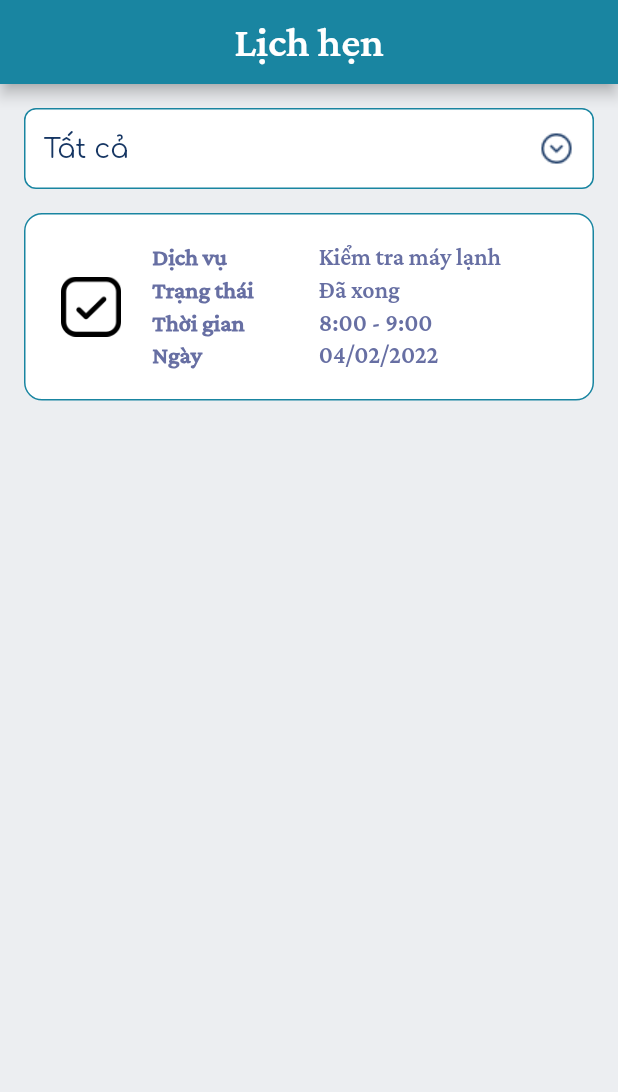
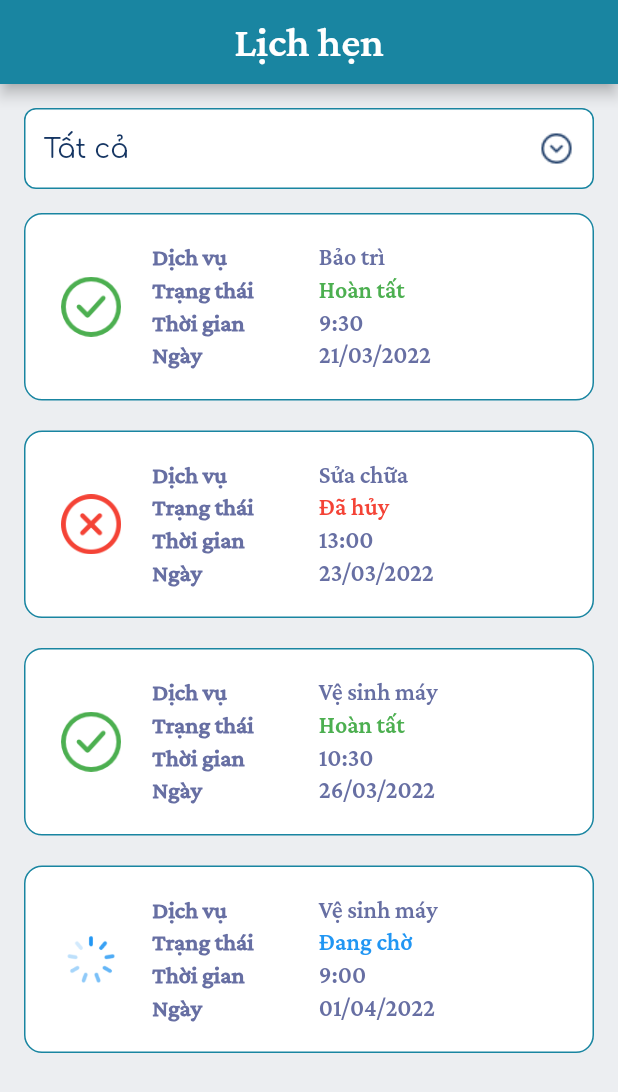
Before and after one commit to rentaneko/acs_system, a Flutter app: the AppointmentScreen screen opened directly, on a phone screen of 412 x 824 dp. Shown: the top 1092 px of the screen. Run offline on Flutter 3.47's test engine with Material 2 defaults, Android fonts, the phone set to English and light mode, and no system bars; our stand-ins replace get, introduction_screen, loading_indicator; missing offline and left inert: pandabar; network calls fail; statements that could not run were skipped.

Commit message:
update ver 0.1.1
- gắn data giả, setup đầy đủ

```diff
--- a/lib/controller/basic_controller.dart
+++ b/lib/controller/basic_controller.dart
@@ -18,7 +18,8 @@ class BasicController extends GetxController {
   var listCities = <City>[].obs;
   var listDistrics = <Distric>[].obs;
   var listWards = <Ward>[].obs;
-  var listService = <ServiceModel>[].obs;
+  var listServices = <ServiceModel>[].obs;
+  var serviceSelected = ''.obs;
   var isLoading = true.obs;
 
 // lấy danh sách thành phố
@@ -106,13 +107,22 @@ class BasicController extends GetxController {
             typeId: json[i]['type_id'].toString(),
             status: json[i]['status'].toString(),
           );
-          listService.add(service);
+          listServices.add(service);
         }
+        print(listServices.length);
       }
     } catch (e) {
       log('Error fetchService at Basic Controller');
       log(e.toString());
     }
+  }
+
+  void setServiceSelected(String value) {
+    serviceSelected.value = value;
+  }
+
+  Future<void> initialValue() async {
+    serviceSelected.value = listServices[0].id;
   }
 
   @override
@@ -123,8 +133,10 @@ class BasicController extends GetxController {
         fetchAllDistric(),
         fetchAllWard(),
         fetchService(),
+        initialValue(),
       ],
     );
+
     isLoading.value = false;
     super.onInit();
   }
--- a/lib/controller/controller_binding.dart
+++ b/lib/controller/controller_binding.dart
@@ -6,6 +6,6 @@ class ControllerBinding extends Bindings {
   @override
   void dependencies() {
     Get.put(BasicController());
-    Get.put(BookingController());
+    // Get.put(BookingController());
   }
 }
--- /dev/null
+++ b/lib/models/dummy_data.dart
@@ -0,0 +1,74 @@
+import 'package:acs_1/models/appointment.dart';
+import 'package:acs_1/models/order_detail.dart';
+
+var listAppointment = [
+  Appointment(
+    fullname: 'Anh Ngọc',
+    phone: '0897465132',
+    address: '98/23 đường Ngô Quyền phường 10 quận 5',
+    date: '21/03/2022',
+    time: '9:30',
+    quantity: '3',
+    serviceType: 'Bảo trì',
+    status: 'Hoàn tất',
+  ),
+  Appointment(
+    fullname: 'Chị Uyên',
+    phone: '0378285566',
+    address: '213 đường S11 phường Tây thạnh quận tân phú',
+    date: '23/03/2022',
+    time: '13:00',
+    quantity: '1',
+    serviceType: 'Sửa chữa',
+    status: 'Đã hủy',
+  ),
+  Appointment(
+    fullname: 'Anh Tuấn',
+    phone: '1234567890',
+    address: '45/67/32 đường sơn kỳ phường sơn kỳ quận tân phú',
+    date: '26/03/2022',
+    time: '10:30',
+    quantity: '2',
+    serviceType: 'Vệ sinh máy',
+    status: 'Hoàn tất',
+  ),
+  Appointment(
+    fullname: 'Anh Tùng',
+    phone: '0987654321',
+    address: '78 đường kinh dương vương phường an lạc quận bình tân',
+    date: '01/04/2022',
+    time: '9:00',
+    quantity: '2',
+    serviceType: 'Vệ sinh máy',
+    status: 'Đang chờ',
+  ),
+];
+
+var listOrder = [
+  OrderDetail(
+    serviceType: 'Bảo trì máy',
+    status: 'Hoàn tất',
+    time: '10:00 - 11:30',
+    date: '28/02/2022',
+  ),
+  OrderDetail(
+      serviceType: 'Bảo trì máy',
+      status: 'Hoàn tất',
+      time: '8:00 - 9:00',
+      date: '13/03/2022'),
+  OrderDetail(
+      serviceType: 'Sữa chữa máy',
+      status: 'Đã hủy',
+      time: '14:30 - 15:00',
+      date: '15/03/2022'),
+  OrderDetail(
+      serviceType: 'Vệ sinh máy',
+      status: 'Đang chờ',
+      time: '15:30',
+      date: '02/04/2022'),
+  OrderDetail(
+      serviceType: 'Kiểm tra máy',
+      status: 'Đang chờ',
+      time: '11:00',
+      date: '03/04/2022'),
+];
--- a/lib/screens/appointment/appointment.dart
+++ b/lib/screens/appointment/appointment.dart
@@ -1,3 +1,4 @@
+import 'package:acs_1/models/dummy_data.dart';
 import 'package:acs_1/screens/appointment/appointment_detail.dart';
 import 'package:acs_1/styles/acs_colors.dart';
 import 'package:acs_1/styles/acs_typhoghraphy.dart';
@@ -12,7 +13,7 @@ class AppointmentScreen extends StatefulWidget {
 }
 
 class _AppointmentScreenState extends State<AppointmentScreen> {
-  final status = ['Tất cả', 'Đang chờ', 'Đang làm'];
+  final status = ['Tất cả', 'Đang chờ', 'Đã hủy', 'Hoàn tất'];
 
   var _status = 'Tất cả';
   @override
@@ -54,17 +55,30 @@ class _AppointmentScreenState extends State<AppointmentScreen> {
                   ),
                 ),
               ),
-              InkWell(
-                onTap: () => Get.to(() => const AppointmentDetail()),
+              SizedBox(
+                height: MediaQuery.of(context).size.height,
+                child: ListView.builder(
+                  itemCount: listAppointment.length,
+                  shrinkWrap: true,
+                  physics: const NeverScrollableScrollPhysics(),
+                  itemBuilder: (BuildContext context, int index) {
+                    return InkWell(
+                      onTap: () {
+                        Get.to(
+                          () => AppointmentDetail(
+                              appointment: listAppointment[index]),
+                        );
+                      },
                       child: Container(
-                  margin:
-                      const EdgeInsets.only(left: 16, right: 16, bottom: 20),
+                        margin: const EdgeInsets.only(
+                            left: 16, right: 16, bottom: 20),
                         padding: const EdgeInsets.all(16),
                         height: 125,
                         decoration: BoxDecoration(
                           color: ACSColors.white,
                           borderRadius: BorderRadius.circular(12),
-                    border: Border.all(color: ACSColors.primary, width: 1),
+                          border:
+                              Border.all(color: ACSColors.primary, width: 1),
                         ),
                         child: Row(
                           crossAxisAlignment: CrossAxisAlignment.center,
@@ -72,9 +86,11 @@ class _AppointmentScreenState extends State<AppointmentScreen> {
                             Expanded(
                               flex: 1,
                               child: Image.asset(
-                          'assets/icons/check-square.png',
+                                changeIconStatus(listAppointment[index].status),
                                 height: 40,
                                 width: 40,
+                                color: changeColorStatus(
+                                    listAppointment[index].status),
                               ),
                             ),
                             const SizedBox(width: 13),
@@ -82,7 +98,8 @@ class _AppointmentScreenState extends State<AppointmentScreen> {
                               flex: 2,
                               child: Column(
                                 crossAxisAlignment: CrossAxisAlignment.start,
-                          mainAxisAlignment: MainAxisAlignment.spaceEvenly,
+                                mainAxisAlignment:
+                                    MainAxisAlignment.spaceEvenly,
                                 children: const [
                                   Text('Dịch vụ',
                                       style: ACSTyphoghraphy.appointmentTitle),
@@ -99,21 +116,33 @@ class _AppointmentScreenState extends State<AppointmentScreen> {
                               flex: 3,
                               child: Column(
                                 crossAxisAlignment: CrossAxisAlignment.start,
-                          mainAxisAlignment: MainAxisAlignment.spaceEvenly,
+                                mainAxisAlignment:
+                                    MainAxisAlignment.spaceEvenly,
                                 children: [
-                            Text('Kiểm tra máy lạnh',
+                                  Text(
+                                    listAppointment[index].serviceType,
+                                    style: ACSTyphoghraphy.appointmentDetail,
+                                  ),
+                                  Text(
+                                    listAppointment[index].status,
+                                    style: ACSTyphoghraphy.appointmentDetail
+                                        .copyWith(
+                                      color: changeColorStatus(
+                                          listAppointment[index].status),
+                                    ),
+                                  ),
+                                  Text(listAppointment[index].time,
                                       style: ACSTyphoghraphy.appointmentDetail),
-                            Text('Đã xong',
-                                style: ACSTyphoghraphy.appointmentDetail),
-                            Text('8:00 - 9:00',
-                                style: ACSTyphoghraphy.appointmentDetail),
-                            Text('04/02/2022',
+                                  Text(listAppointment[index].date,
                                       style: ACSTyphoghraphy.appointmentDetail),
                                 ],
                               ),
                             ),
                           ],
                         ),
+                      ),
+                    );
+                  },
                 ),
               ),
             ],
@@ -130,4 +159,22 @@ class _AppointmentScreenState extends State<AppointmentScreen> {
         ),
         value: item,
       );
+
+  String changeIconStatus(String status) {
+    if (status.toLowerCase().contains('đã hủy')) {
+      return 'assets/icons/error.png';
+    } else if (status.toLowerCase().contains('hoàn tất')) {
+      return 'assets/icons/check.png';
     }
+    return 'assets/icons/waiting.png';
+  }
+
+  Color changeColorStatus(String status) {
+    if (status.toLowerCase().contains('đã hủy')) {
+      return Colors.red;
+    } else if (status.toLowerCase().contains('hoàn tất')) {
+      return Colors.green;
+    }
+    return Colors.blue;
+  }
+}
```
Also changed, not shown: lib/models/appointment.dart (added, +21 -0 lines), lib/models/order_detail.dart (added, +13 -0 lines), lib/screens/appointment/appointment_detail.dart (+69 -47 lines), lib/screens/booking/booking.dart (+66 -63 lines), lib/screens/history/history.dart (+47 -9 lines), assets/icons/check.png (added), assets/icons/error.png (added), assets/icons/waiting.png (added). Lines whose indentation alone changed are shown as unchanged.
